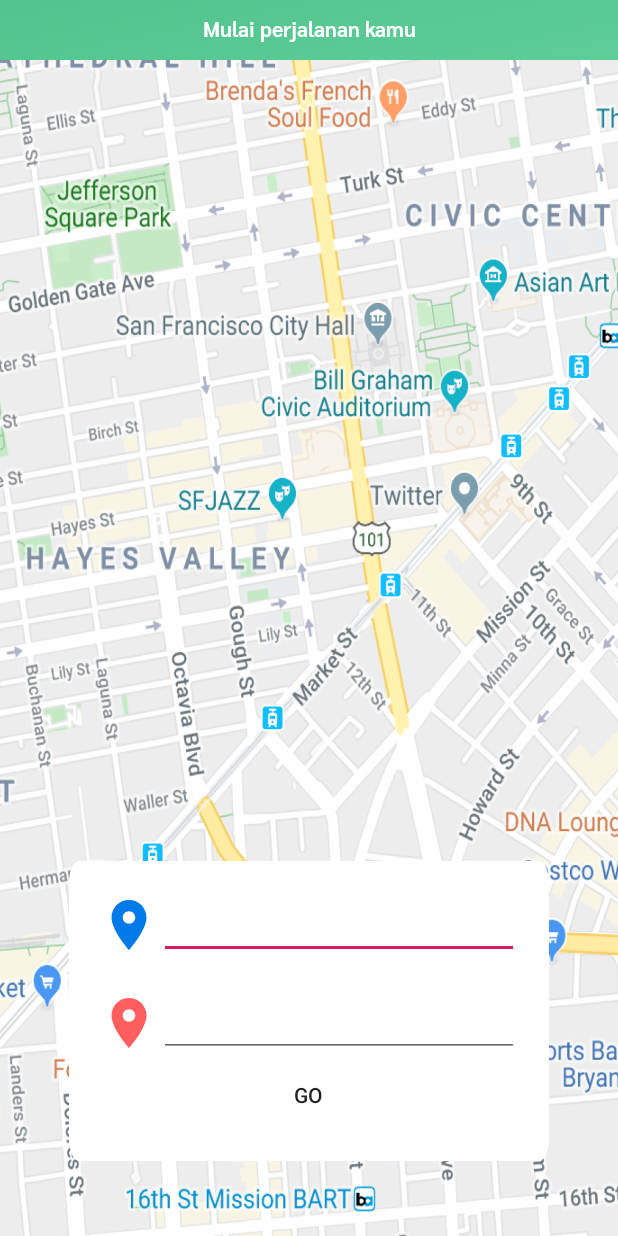
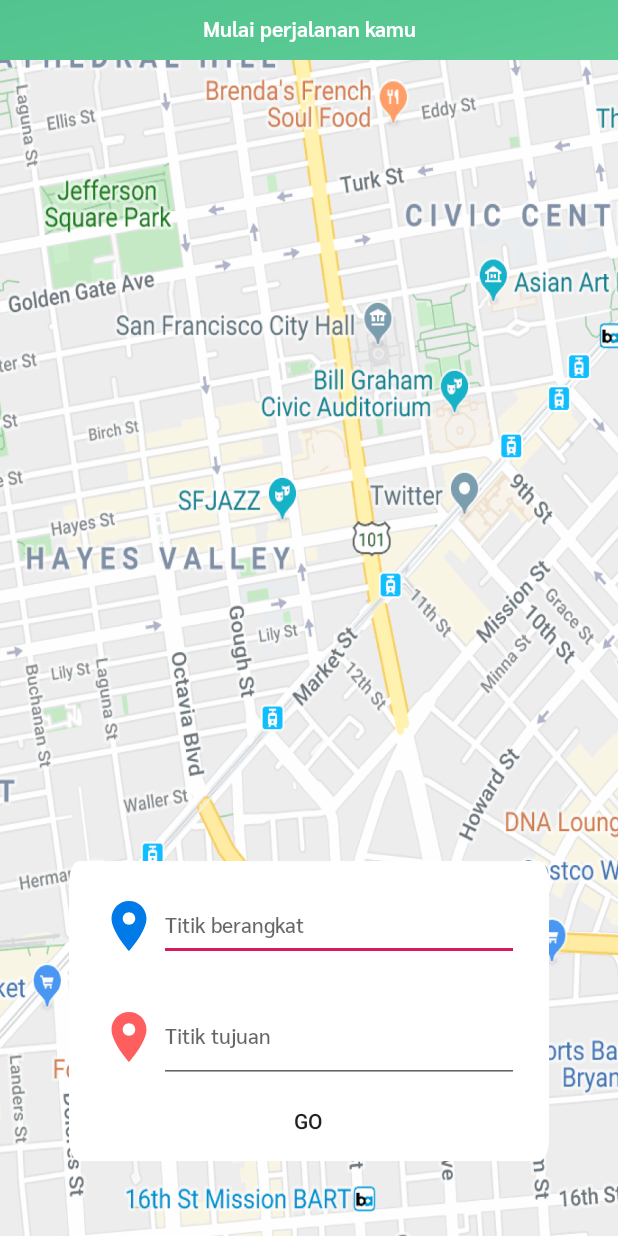
Before and after one commit to muhsanmaulana/App-tusi, an Android app: the layout activity_pesan.xml on its own in the app's theme, with its tools: preview values and no code run, on a phone screen of 412 x 824 dp. Run offline under Robolectric (Android 15) with nearby library versions, the phone set to English and light mode, and no system bars.

Commit message:
pesan masih belum bisa

```diff
--- a/app/src/main/AndroidManifest.xml
+++ b/app/src/main/AndroidManifest.xml
@@ -32,7 +32,7 @@
         <activity android:name=".TopUpActivity" />
         <activity android:name=".ProfilActivity" />
         <activity android:name=".RuteActivity" />
-        <activity android:name=".PesanActivity" />
+        <activity android:name=".RuteUpGancitActivity" />
         <activity android:name=".Register3Activity" />
         <activity android:name=".Register2Activity" />
         <activity android:name=".Register1Activity" />
@@ -44,7 +44,7 @@
         <activity android:name=".BarcodeActivity" />
         <activity android:name=".SimpleScannerActivity" />
         <activity android:name=".BaseScannerActivity"/>
-        <activity android:name=".RuteUpGancitActivity" >
+        <activity android:name=".PesanActivity" >
             <intent-filter>
                 <action android:name="android.intent.action.MAIN" />
 
--- a/app/src/main/res/layout/activity_pesan.xml
+++ b/app/src/main/res/layout/activity_pesan.xml
@@ -58,11 +58,15 @@
                         />
 
                     <EditText
+                        android:id="@+id/my_berangkat"
+                        android:hint="Titik berangkat"
+                        android:fontFamily="@font/sarabun_medium"
+                        android:textColor="#000000"
+                        android:textSize="14sp"
                         android:gravity="center_vertical"
                         android:layout_marginRight="20dp"
                         android:layout_width="match_parent"
                         android:layout_height="wrap_content"
-
                         />
                 </LinearLayout>
 
@@ -81,14 +85,20 @@
                         />
 
                     <EditText
+                        android:id="@+id/my_tujuan"
+                        android:layout_width="match_parent"
+                        android:layout_height="61dp"
+                        android:layout_marginRight="20dp"
+                        android:fontFamily="@font/sarabun_medium"
                         android:gravity="center_vertical"
-                        android:layout_marginRight="20dp"
-                        android:layout_width="match_parent"
-                        android:layout_height="wrap_content"
+                        android:hint="Titik tujuan"
+                        android:textColor="#000000"
+                        android:textSize="14sp"
 
                         />
                 </LinearLayout>
                 <Button
+                    android:id="@+id/go_berangkat"
                     android:layout_width="50dp"
                     android:layout_height="50dp"
                     android:background="@null"
```
Also changed, not shown: app/src/main/java/co/app/tusi/PesanActivity.java (+38 -0 lines).
